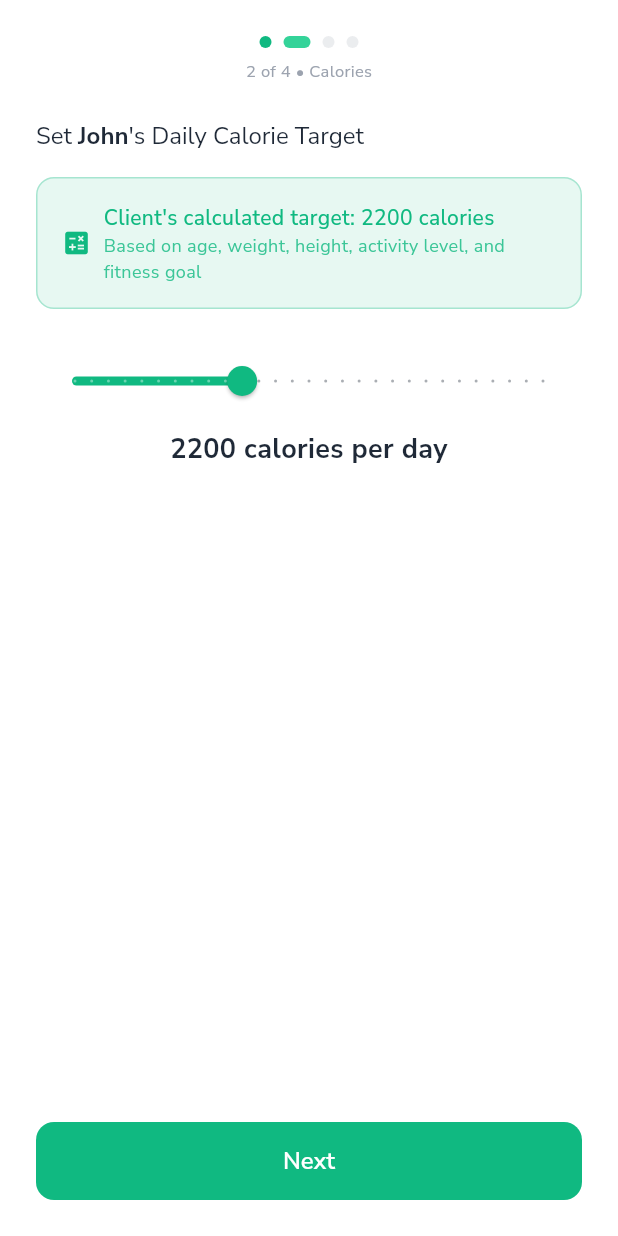
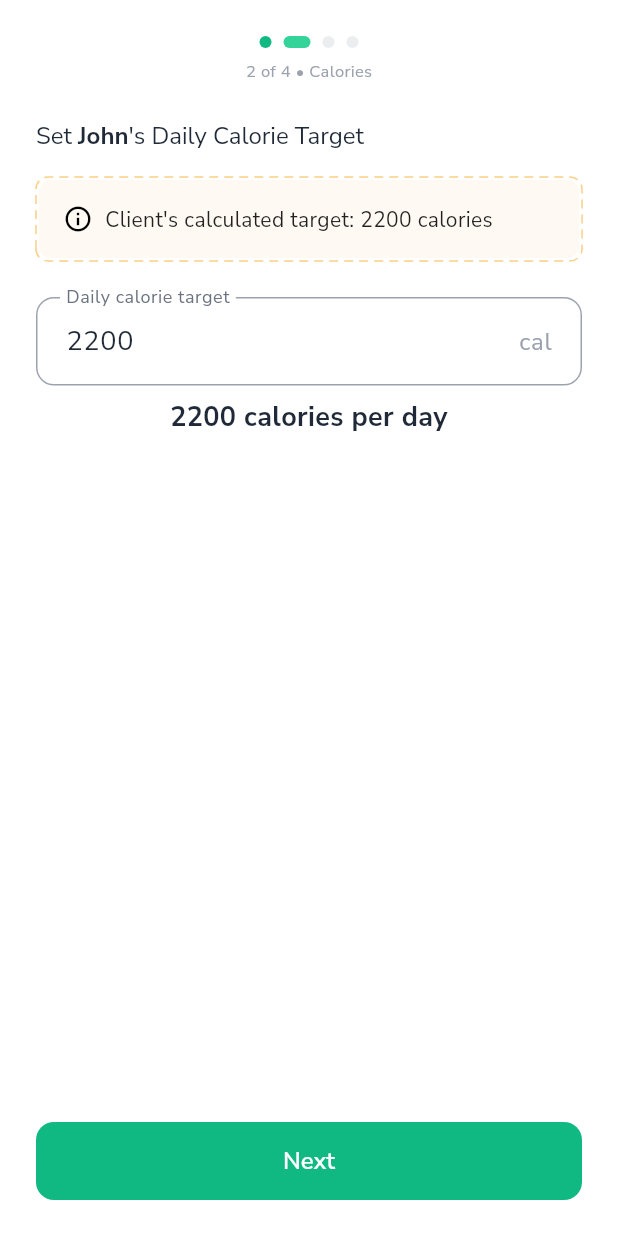
Before and after one commit to mahmoudal99/moctarnutrition, a Flutter app: the AdminMealSetupFlow screen opened directly, after a tap on "Next", on a phone screen of 412 x 824 dp. Run offline on Flutter 3.47's test engine with Material 3 defaults, Android fonts, the phone set to English and light mode, and no system bars; drawn by our look-alikes of dotted_border; our stand-ins replace auth_buttons, cached_network_image, cloud_firestore, confetti, firebase_auth, firebase_core and 18 more; missing offline and left inert: flutter_floating_bottom_bar, flutter_stripe, mobile_scanner, openfoodfacts; accounts and stored records are empty; project files that could hold a hidden picture were left out.

Commit message:
Improve admin_meal_plan_setup_screen.dart

```diff
--- a/lib/features/meal_prep/presentation/widgets/setup_steps/calories_step.dart
+++ b/lib/features/meal_prep/presentation/widgets/setup_steps/calories_step.dart
@@ -1,5 +1,7 @@
 import 'package:flutter/material.dart';
+import 'package:flutter/services.dart';
 import '../../../../../core/constants/app_constants.dart';
+import 'goal_selection_note.dart';
 import 'personalized_title.dart';
 
 class CaloriesStep extends StatelessWidget {
@@ -31,94 +33,29 @@ class CaloriesStep extends StatelessWidget {
         // Show client's calculated calories if available
         if (clientTargetCalories != null) ...[
           const SizedBox(height: AppConstants.spacingM),
-          Container(
-            padding: const EdgeInsets.all(AppConstants.spacingM),
-            decoration: BoxDecoration(
-              color: AppConstants.successColor.withOpacity(0.1),
-              border: Border.all(
-                color: AppConstants.successColor.withOpacity(0.3),
-                width: 1,
-              ),
-              borderRadius: BorderRadius.circular(AppConstants.radiusM),
-            ),
-            child: Row(
-              children: [
-                const Icon(
-                  Icons.calculate,
-                  color: AppConstants.successColor,
-                  size: 20,
-                ),
-                const SizedBox(width: AppConstants.spacingS),
-                Expanded(
-                  child: Column(
-                    crossAxisAlignment: CrossAxisAlignment.start,
-                    children: [
-                      Text(
-                        'Client\'s calculated target: $clientTargetCalories calories',
-                        style: AppTextStyles.bodySmall.copyWith(
-                          color: AppConstants.successColor,
-                          fontWeight: FontWeight.w500,
-                        ),
-                      ),
-                      Text(
-                        'Based on age, weight, height, activity level, and fitness goal',
-                        style: AppTextStyles.caption.copyWith(
-                          color: AppConstants.successColor.withOpacity(0.8),
-                        ),
-                      ),
-                    ],
-                  ),
-                ),
-              ],
-            ),
+          GoalSelectionNote(
+            message:
+                'Client\'s calculated target: $clientTargetCalories calories',
+            accentColor: AppConstants.carbsColor,
           ),
         ],
 
         const SizedBox(height: AppConstants.spacingL),
 
-        // Show if admin has adjusted from client's choice
-        if (clientTargetCalories != null &&
-            targetCalories != clientTargetCalories) ...[
-          Container(
-            padding: const EdgeInsets.all(AppConstants.spacingM),
-            decoration: BoxDecoration(
-              color: AppConstants.warningColor.withOpacity(0.1),
-              border: Border.all(
-                color: AppConstants.warningColor.withOpacity(0.3),
-                width: 1,
-              ),
-              borderRadius: BorderRadius.circular(AppConstants.radiusM),
-            ),
-            child: Row(
-              children: [
-                const Icon(
-                  Icons.edit,
-                  color: AppConstants.warningColor,
-                  size: 20,
-                ),
-                const SizedBox(width: AppConstants.spacingS),
-                Expanded(
-                  child: Text(
-                    'Admin adjusted from ${clientTargetCalories} to $targetCalories calories',
-                    style: AppTextStyles.bodySmall.copyWith(
-                      color: AppConstants.warningColor,
-                      fontWeight: FontWeight.w500,
-                    ),
-                  ),
-                ),
-              ],
-            ),
+        TextFormField(
+          initialValue: targetCalories.toString(),
+          keyboardType: TextInputType.number,
+          inputFormatters: [FilteringTextInputFormatter.digitsOnly],
+          decoration: const InputDecoration(
+            labelText: 'Daily calorie target',
+            suffixText: 'cal',
           ),
-          const SizedBox(height: AppConstants.spacingM),
-        ],
-
-        Slider(
-          value: targetCalories.toDouble(),
-          min: 1200,
-          max: 4000,
-          divisions: 28,
-          label: '$targetCalories cal',
-          onChanged: (value) => onChanged(value.round()),
+          onChanged: (value) {
+            final parsedValue = int.tryParse(value);
+            if (parsedValue != null) {
+              onChanged(parsedValue);
+            }
+          },
         ),
         const SizedBox(height: AppConstants.spacingS),
         Text(
--- /dev/null
+++ b/lib/features/meal_prep/presentation/widgets/setup_steps/goal_selection_note.dart
@@ -0,0 +1,60 @@
+import 'package:dotted_border/dotted_border.dart';
+import 'package:flutter/material.dart';
+
+import '../../../../../core/constants/app_constants.dart';
+
+class GoalSelectionNote extends StatelessWidget {
+  final String message;
+  final Color accentColor;
+  final IconData icon;
+  final Color iconColor;
+  final TextStyle? textStyle;
+
+  const GoalSelectionNote({
+    super.key,
+    required this.message,
+    required this.accentColor,
+    this.icon = Icons.info_outline,
+    this.iconColor = Colors.black,
+    this.textStyle,
+  });
+
+  @override
+  Widget build(BuildContext context) {
+    final effectiveTextStyle = textStyle ??
+        AppTextStyles.bodySmall.copyWith(
+          color: Colors.black87,
+        );
+
+    return DottedBorder(
+      color: accentColor.withOpacity(0.5),
+      strokeWidth: 1,
+      dashPattern: const [6, 4],
+      borderType: BorderType.RRect,
+      radius: Radius.circular(AppConstants.radiusS),
+      child: Container(
+        padding: const EdgeInsets.all(AppConstants.spacingM),
+        decoration: BoxDecoration(
+          color: accentColor.withOpacity(0.05),
+          borderRadius: BorderRadius.circular(AppConstants.radiusS),
+        ),
+        child: Row(
+          children: [
+            Icon(
+              icon,
+              color: iconColor,
+              size: 20,
+            ),
+            const SizedBox(width: AppConstants.spacingS),
+            Expanded(
+              child: Text(
+                message,
+                style: effectiveTextStyle,
+              ),
+            ),
+          ],
+        ),
+      ),
+    );
+  }
+}
--- a/lib/features/meal_prep/presentation/widgets/setup_steps/goal_selection_step.dart
+++ b/lib/features/meal_prep/presentation/widgets/setup_steps/goal_selection_step.dart
@@ -3,6 +3,7 @@ import 'package:flutter/material.dart';
 import 'package:dotted_border/dotted_border.dart';
 import '../../../../../core/constants/app_constants.dart';
 import 'personalized_title.dart';
+import 'goal_selection_note.dart';
 
 // Use the same FitnessGoal enum as the client onboarding
 // This ensures language consistency between client and admin sides
@@ -38,37 +39,10 @@ class GoalSelectionStep extends StatelessWidget {
         // Show client's onboarding choice if available
         if (clientFitnessGoal != null) ...[
           const SizedBox(height: AppConstants.spacingM),
-          DottedBorder(
-            color: AppConstants.carbsColor.withOpacity(0.5),
-            strokeWidth: 1,
-            dashPattern: const [6, 4],
-            borderType: BorderType.RRect,
-            radius: Radius.circular(AppConstants.radiusS),
-            child: Container(
-              padding: const EdgeInsets.all(AppConstants.spacingM),
-              decoration: BoxDecoration(
-                color: AppConstants.carbsColor.withOpacity(0.05),
-                borderRadius: BorderRadius.circular(AppConstants.radiusS),
-              ),
-              child: Row(
-                children: [
-                  const Icon(
-                    Icons.info_outline,
-                    color: Colors.black,
-                    size: 20,
-                  ),
-                  const SizedBox(width: AppConstants.spacingS),
-                  Expanded(
-                    child: Text(
-                      'Client selected: ${_getFitnessGoalTitle(clientFitnessGoal!)} during onboarding',
-                      style: AppTextStyles.bodySmall.copyWith(
-                        color: Colors.black87,
-                      ),
-                    ),
-                  ),
-                ],
-              ),
-            ),
+          GoalSelectionNote(
+            message:
+                'Client selected: ${_getFitnessGoalTitle(clientFitnessGoal!)} during onboarding',
+            accentColor: AppConstants.carbsColor,
           ),
         ],
 
```
Also changed, not shown: lib/features/admin/presentation/screens/admin_meal_plan_setup_screen.dart (+24 -63 lines), lib/features/meal_prep/presentation/widgets/setup_steps/final_review_step.dart (+2 -17 lines).
